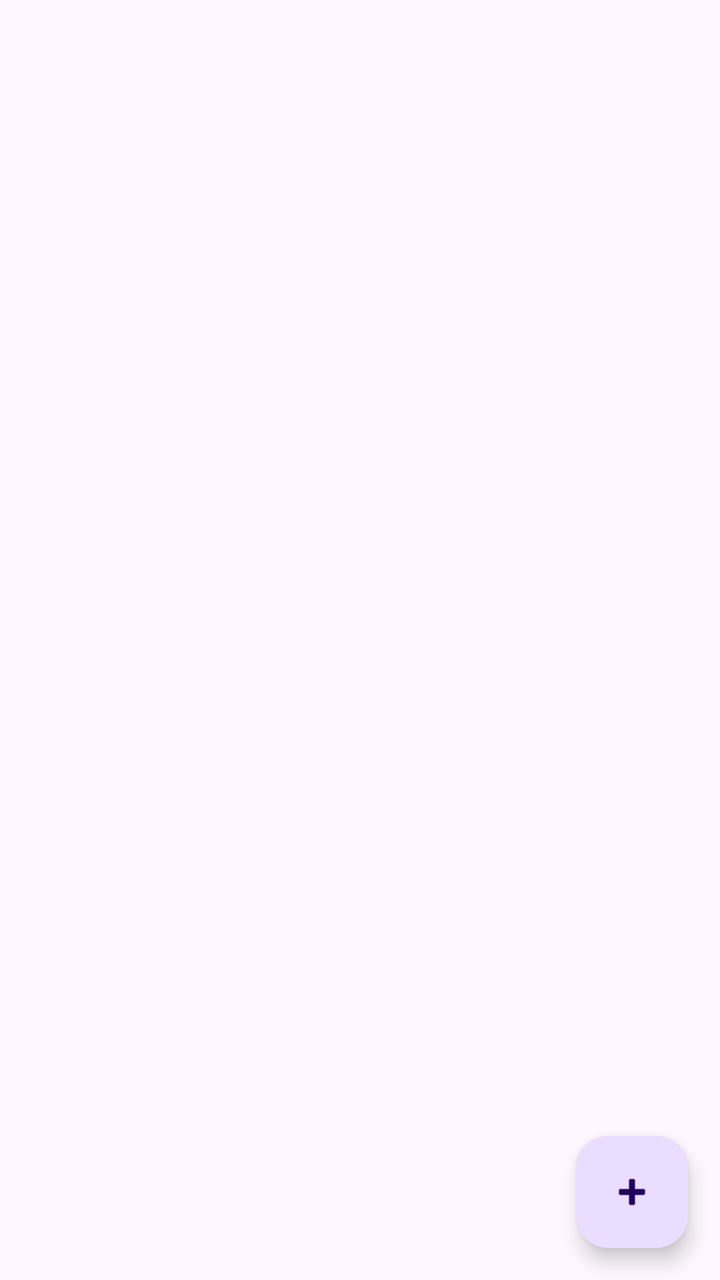
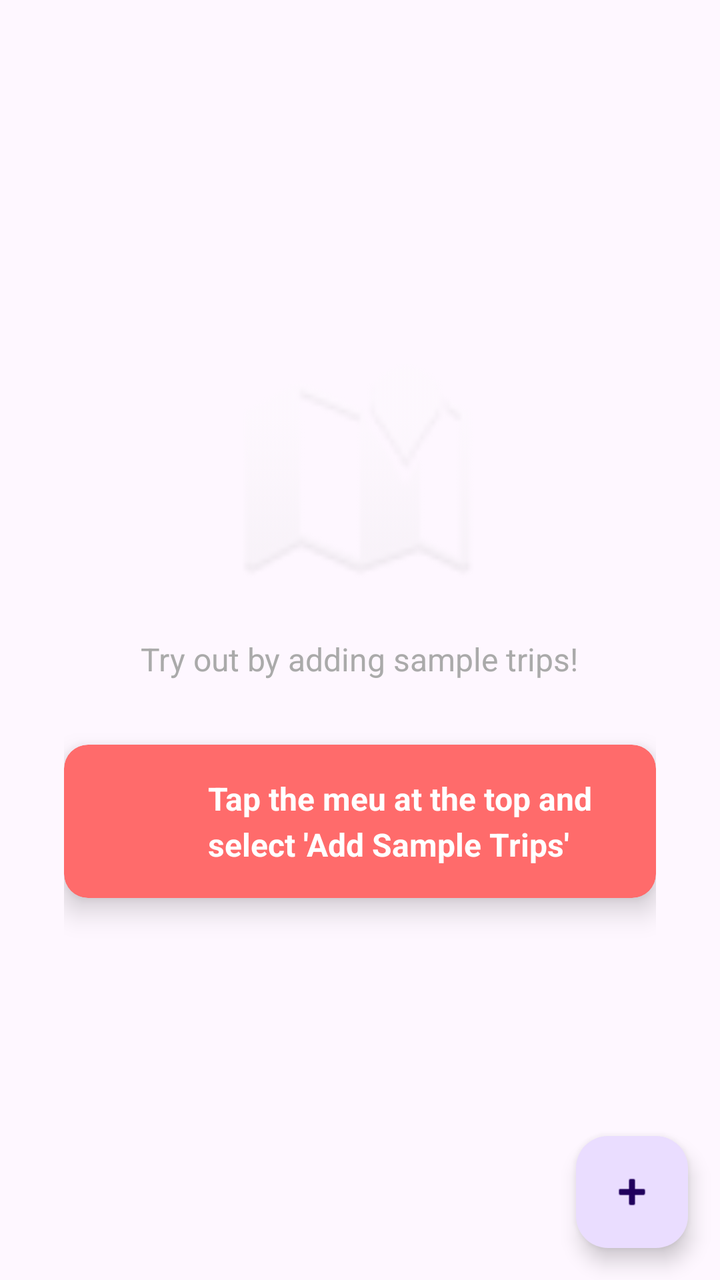

Screens rendered from an Android XML layout before and after an edit, with the pre-edit source and the edit as a unified diff.
<!-- AndroidManifest.xml: application theme Theme.D424softwareengineeringcapstonee -->
<!-- res/layout/fragment_trips.xml -->
<?xml version="1.0" encoding="utf-8"?>
<androidx.coordinatorlayout.widget.CoordinatorLayout
    xmlns:android="http://schemas.android.com/apk/res/android"
    xmlns:app="http://schemas.android.com/apk/res-auto"
    android:layout_width="match_parent"
    android:layout_height="match_parent">

    <androidx.recyclerview.widget.RecyclerView
        android:id="@+id/vacationRecyclerview"
        android:layout_width="match_parent"
        android:layout_height="match_parent"
        android:padding="8dp"/>

    <com.google.android.material.floatingactionbutton.FloatingActionButton
        android:id="@+id/floatingActionButton"
        android:layout_width="wrap_content"
        android:layout_height="wrap_content"
        android:layout_gravity="bottom|end"
        android:layout_margin="16dp"
        android:src="@android:drawable/ic_input_add"/>
</androidx.coordinatorlayout.widget.CoordinatorLayout>
<!-- resources referenced by this layout -->
<resources>
  <style name="Theme.D424softwareengineeringcapstonee" parent="Base.Theme.D424softwareengineeringcapstonee" />
  <style name="Base.Theme.D424softwareengineeringcapstonee" parent="Theme.Material3.DayNight">
          
          
      </style>
</resources>

<!-- the commit's change to res/layout/fragment_trips.xml (unified diff, before → after) -->
@@ -1,5 +1,5 @@
 <?xml version="1.0" encoding="utf-8"?>
-<androidx.coordinatorlayout.widget.CoordinatorLayout
+<FrameLayout
     xmlns:android="http://schemas.android.com/apk/res/android"
     xmlns:app="http://schemas.android.com/apk/res-auto"
     android:layout_width="match_parent"
@@ -10,6 +10,11 @@
         android:layout_width="match_parent"
         android:layout_height="match_parent"
         android:padding="8dp"/>
+    <include
+        android:id="@+id/empty_trips"
+        layout="@layout/empty_view"
+        android:layout_height="match_parent"
+        android:layout_width="match_parent"/>
 
     <com.google.android.material.floatingactionbutton.FloatingActionButton
         android:id="@+id/floatingActionButton"
@@ -18,4 +23,70 @@
         android:layout_gravity="bottom|end"
         android:layout_margin="16dp"
         android:src="@android:drawable/ic_input_add"/>
-</androidx.coordinatorlayout.widget.CoordinatorLayout>
+
+</FrameLayout>
+<!-- res/layout/empty_view.xml (included above) -->
+<?xml version="1.0" encoding="utf-8"?>
+<LinearLayout xmlns:android="http://schemas.android.com/apk/res/android"
+    xmlns:app="http://schemas.android.com/apk/res-auto"
+    android:layout_width="match_parent"
+    android:layout_height="match_parent"
+    android:orientation="vertical"
+    android:gravity="center"
+    android:padding="32dp">
+
+    <ImageView
+        android:id="@+id/icon"
+        android:layout_width="120dp"
+        android:layout_height="120dp"
+       android:src="@android:drawable/ic_dialog_map"
+        android:alpha="0.2"
+        android:layout_marginBottom="24dp"/>
+
+    <TextView
+        android:layout_width="wrap_content"
+        android:layout_height="wrap_content"
+        android:text="Try out by adding sample trips!"
+        android:textSize="16sp"
+        android:gravity="center"
+        android:layout_marginBottom="32dp"
+        android:textColor="@android:color/darker_gray"/>
+
+    <androidx.cardview.widget.CardView
+        android:id="@+id/hints"
+        android:layout_width="match_parent"
+        android:layout_height="wrap_content"
+        android:layout_marginBottom="16dp"
+        app:cardElevation="8dp"
+        app:cardCornerRadius="12dp"
+        app:cardBackgroundColor="#FF6B6B">
+
+        <LinearLayout
+            android:layout_width="match_parent"
+            android:layout_height="wrap_content"
+            android:orientation="horizontal"
+            android:padding="16dp"
+            android:gravity="center_vertical">
+
+            <ImageView
+                android:id="@+id/arrow"
+                android:layout_width="40dp"
+                android:layout_height="40dp"
+                android:rotation="180"
+                android:layout_marginEnd="16dp"/>
+
+            <TextView
+                android:layout_width="0dp"
+                android:layout_height="wrap_content"
+                android:layout_weight="1"
+                android:text="Tap the meu at the top and select 'Add Sample Trips'"
+                android:textSize="16sp"
+                android:textColor="@android:color/white"
+                android:textStyle="bold"
+                android:lineSpacingExtra="4dp"/>
+        </LinearLayout>
+    </androidx.cardview.widget.CardView>
+
+
+
+</LinearLayout>
